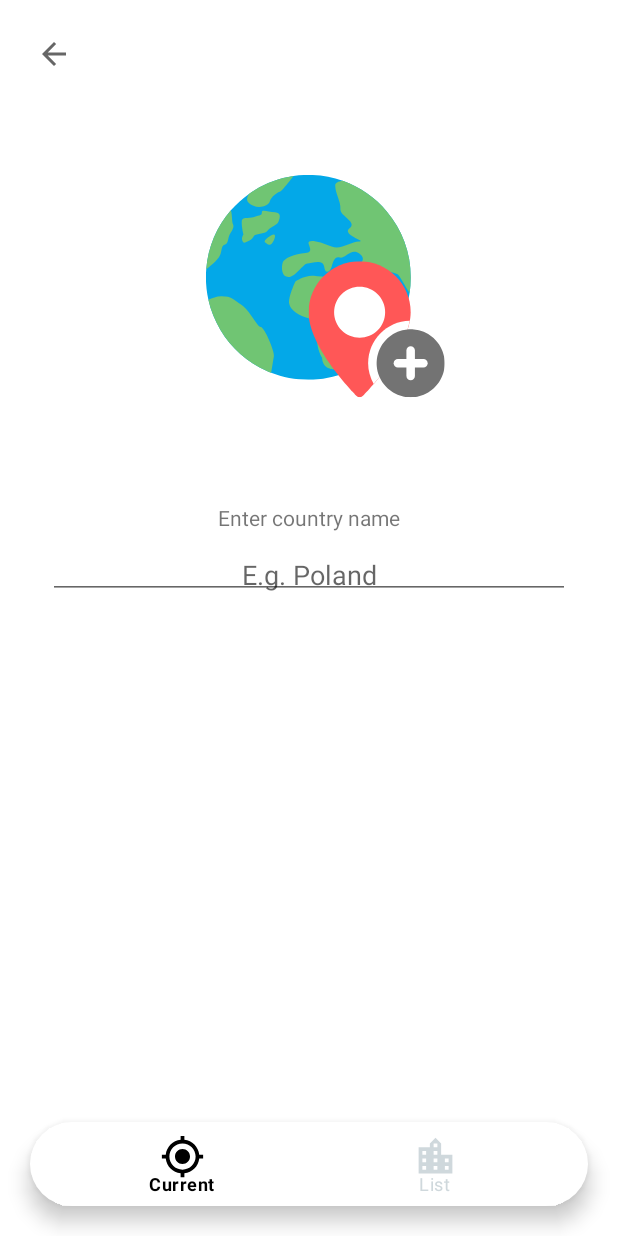
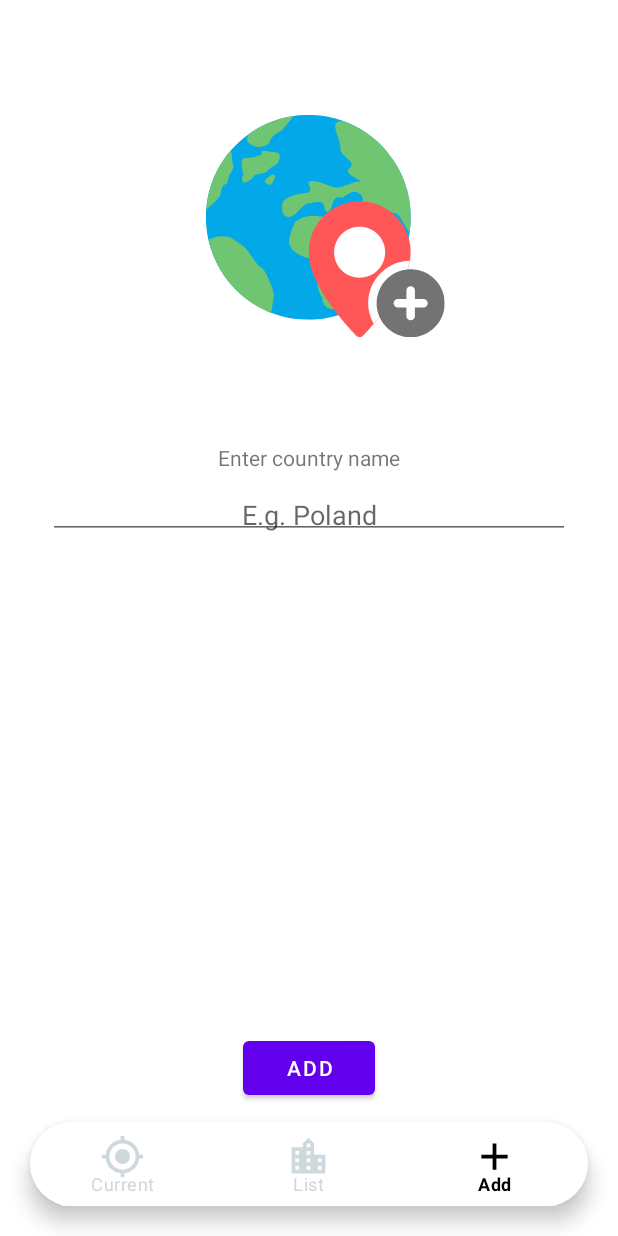
Before and after one commit to Gawron103/Covid_Tracker, an Android app: the AddCountryFragment screen opened through its navigation route, on a phone screen of 412 x 824 dp. Run offline under Robolectric (Android 15) with nearby library versions, the phone set to English and light mode, and no system bars; our stand-ins replace Dagger/Hilt's generated code, navigation-ui; libraries missing offline, so code that uses them is left out: pub.devrel.easypermissions.

Commit message:
Adjusted countries list and add country for new bottom nav

```diff
--- a/app/src/main/java/com/example/covid_tracker/ui/addcountry/AddCountryFragment.kt
+++ b/app/src/main/java/com/example/covid_tracker/ui/addcountry/AddCountryFragment.kt
@@ -35,7 +35,7 @@ class AddCountryFragment : Fragment() {
     }
 
     override fun onViewCreated(view: View, savedInstanceState: Bundle?) {
-        setupButtons()
+        binding.btnAdd.setOnClickListener { addCountry() }
         observeIfCountryAdded()
     }
 
@@ -67,11 +67,6 @@ class AddCountryFragment : Fragment() {
                 }
             }
         })
-    }
-
-    private fun setupButtons() {
-        binding.ivAddCountryBack.setOnClickListener { navigateToCountriesList() }
-        binding.btnAdd.setOnClickListener { addCountry() }
     }
 
     private fun navigateToCountriesList() {
--- a/app/src/main/java/com/example/covid_tracker/ui/countrylist/CountriesListFragment.kt
+++ b/app/src/main/java/com/example/covid_tracker/ui/countrylist/CountriesListFragment.kt
@@ -7,7 +7,6 @@ import android.view.LayoutInflater
 import android.view.View
 import android.view.ViewGroup
 import androidx.fragment.app.viewModels
-import androidx.navigation.fragment.findNavController
 import androidx.recyclerview.widget.ItemTouchHelper
 import androidx.recyclerview.widget.LinearLayoutManager
 import androidx.recyclerview.widget.RecyclerView
@@ -40,10 +39,6 @@ class CountriesListFragment : Fragment() {
     }
 
     override fun onViewCreated(view: View, savedInstanceState: Bundle?) {
-        binding.btnAddCountry.setOnClickListener {
-            findNavController().navigate(CountriesListFragmentDirections.actionCountriesListFragmentToAddCountryFragment())
-        }
-
         setupRecyclerView()
 
         observeLoading()
--- a/app/src/main/java/com/example/covid_tracker/ui/main/MainActivity.kt
+++ b/app/src/main/java/com/example/covid_tracker/ui/main/MainActivity.kt
@@ -28,10 +28,18 @@ class MainActivity : AppCompatActivity() {
         binding.bottomNavigationView.setupWithNavController(navController)
 
         navController.addOnDestinationChangedListener { _, destination, _ ->
-            if (destination.id == R.id.countryDetailsFragment) {
-                binding.bottomNavigationView.visibility = View.GONE
-            } else {
-                binding.bottomNavigationView.visibility = View.VISIBLE
+            when (destination.id) {
+                R.id.countriesListFragment, R.id.addCountryFragment -> {
+                    binding.bottomNavigationView.menu.findItem(R.id.addCountryFragment).isVisible = true
+                }
+                R.id.countryDetailsFragment -> {
+                    binding.bottomNavigationView.visibility = View.GONE
+                    binding.bottomNavigationView.menu.findItem(R.id.addCountryFragment).isVisible = false
+                }
+                else -> {
+                    binding.bottomNavigationView.visibility = View.VISIBLE
+                    binding.bottomNavigationView.menu.findItem(R.id.addCountryFragment).isVisible = false
+                }
             }
         }
     }
--- /dev/null
+++ b/app/src/main/res/drawable/ic_add.xml
@@ -0,0 +1,10 @@
+<vector xmlns:android="http://schemas.android.com/apk/res/android"
+    android:width="24dp"
+    android:height="24dp"
+    android:viewportWidth="24"
+    android:viewportHeight="24"
+    android:tint="?attr/colorControlNormal">
+  <path
+      android:fillColor="@android:color/white"
+      android:pathData="M19,13h-6v6h-2v-6H5v-2h6V5h2v6h6v2z"/>
+</vector>
--- a/app/src/main/res/layout/add_country_fragment.xml
+++ b/app/src/main/res/layout/add_country_fragment.xml
@@ -7,24 +7,14 @@
     tools:context=".ui.addcountry.AddCountryFragment">
 
     <ImageView
-        android:id="@+id/iv_AddCountry_Back"
-        android:layout_width="wrap_content"
-        android:layout_height="wrap_content"
-        android:layout_marginStart="24dp"
-        android:layout_marginTop="24dp"
-        android:src="@drawable/ic_back_arrow"
-        app:layout_constraintStart_toStartOf="parent"
-        app:layout_constraintTop_toTopOf="parent" />
-
-    <ImageView
         android:id="@+id/iv_AddCountry_AddCountryImg"
         android:layout_width="wrap_content"
         android:layout_height="wrap_content"
-        android:layout_marginTop="24dp"
+        android:layout_marginTop="32dp"
         android:src="@drawable/add_country"
         app:layout_constraintEnd_toEndOf="parent"
         app:layout_constraintStart_toStartOf="parent"
-        app:layout_constraintTop_toBottomOf="@+id/iv_AddCountry_Back" />
+        app:layout_constraintTop_toTopOf="parent" />
 
     <TextView
         android:id="@+id/tv_AddCountry_InfoLabel"
@@ -62,7 +52,7 @@
         android:layout_height="wrap_content"
         android:layout_marginStart="8dp"
         android:layout_marginEnd="8dp"
-        android:layout_marginBottom="24dp"
+        android:layout_marginBottom="88dp"
         android:text="@string/add_country_add_btn_text"
         app:layout_constraintBottom_toBottomOf="parent"
         app:layout_constraintEnd_toEndOf="parent"
--- a/app/src/main/res/menu/bottom_nav.xml
+++ b/app/src/main/res/menu/bottom_nav.xml
@@ -9,4 +9,9 @@
         android:id="@+id/nav_saved_countries"
         android:icon="@drawable/ic_coutry_location"
         android:title="List" />
+
+    <item
+        android:id="@+id/addCountryFragment"
+        android:icon="@drawable/ic_add"
+        android:title="Add" />
 </menu>
--- a/app/src/main/res/navigation/nav_main.xml
+++ b/app/src/main/res/navigation/nav_main.xml
@@ -2,10 +2,16 @@
 <navigation
     xmlns:android="http://schemas.android.com/apk/res/android"
     xmlns:app="http://schemas.android.com/apk/res-auto"
+    xmlns:tools="http://schemas.android.com/tools"
     android:id="@+id/nav_main"
     app:startDestination="@id/nav_current_location">
 
     <include app:graph="@navigation/nav_current_location" />
     <include app:graph="@navigation/nav_saved_countries" />
+    <fragment
+        android:id="@+id/addCountryFragment"
+        android:name="com.example.covid_tracker.ui.addcountry.AddCountryFragment"
+        android:label="add_country_fragment"
+        tools:layout="@layout/add_country_fragment" />
 
 </navigation>
--- a/app/src/main/res/navigation/nav_saved_countries.xml
+++ b/app/src/main/res/navigation/nav_saved_countries.xml
@@ -7,20 +7,10 @@
     app:startDestination="@id/countriesListFragment">
 
     <fragment
-        android:id="@+id/addCountryFragment"
-        android:name="com.example.covid_tracker.ui.addcountry.AddCountryFragment"
-        android:label="add_country_fragment"
-        tools:layout="@layout/add_country_fragment" />
-    <fragment
         android:id="@+id/countriesListFragment"
         android:name="com.example.covid_tracker.ui.countrylist.CountriesListFragment"
         android:label="countries_list_fragment"
         tools:layout="@layout/countries_list_fragment" >
-        <action
-            android:id="@+id/action_countriesListFragment_to_addCountryFragment"
-            app:destination="@id/addCountryFragment"
-            app:popUpTo="@id/countriesListFragment"
-            app:popUpToInclusive="false" />
         <action
             android:id="@+id/action_countriesListFragment_to_countryDetailsFragment"
             app:destination="@id/countryDetailsFragment"
```
Also changed, not shown: app/src/main/res/layout/countries_list_fragment.xml (+2 -17 lines).
